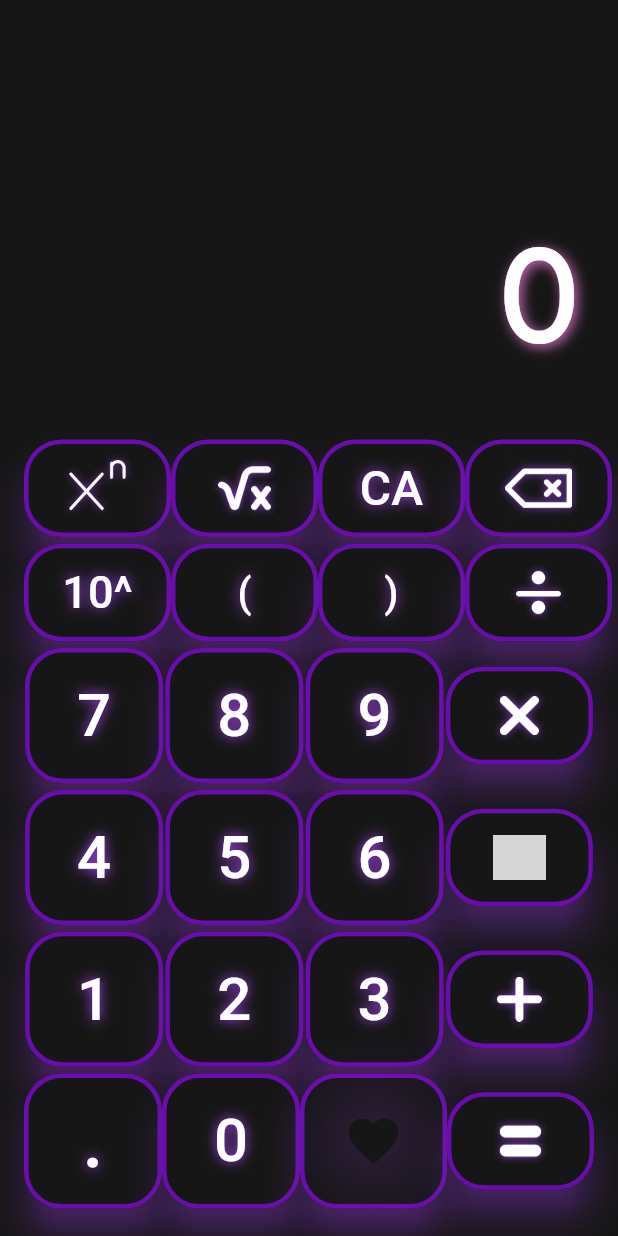
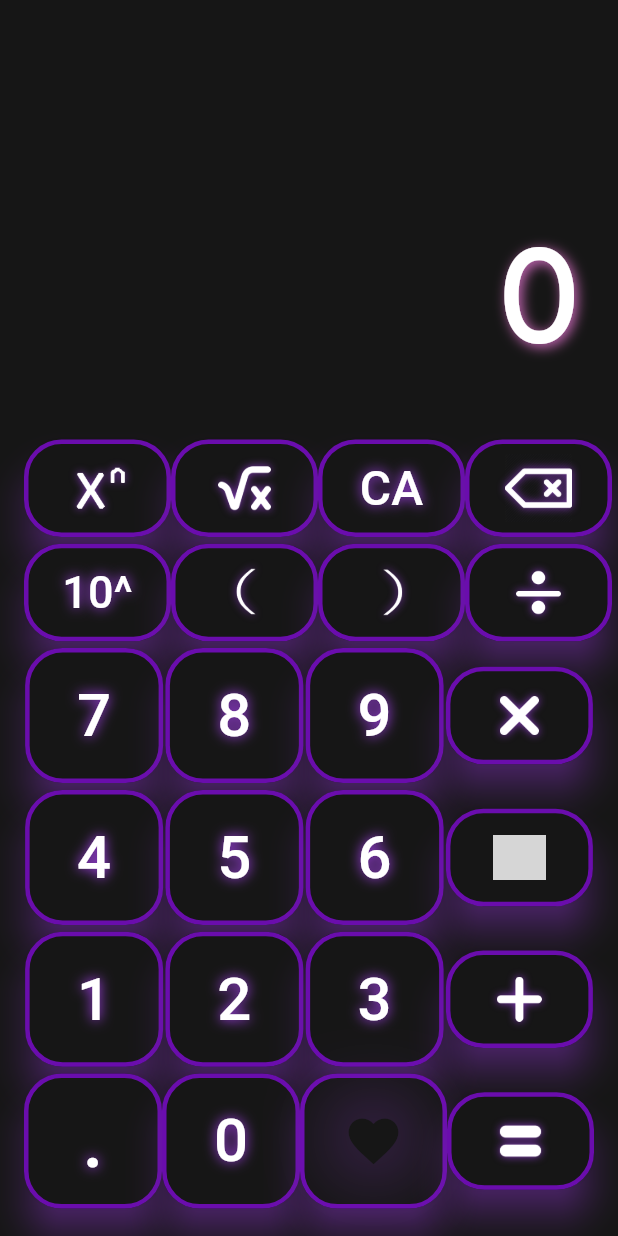
Before and after one commit to Guyllem/calculesther, a Flutter app: the screen it shows after launch, on a phone screen of 412 x 824 dp. Run offline on Flutter 3.47's test engine with Material 3 defaults, Android fonts, the light colour scheme and no system bars; drawn by our look-alikes of simple_shadow; our stand-ins replace fluttertoast, math_expressions; grey boxes are pictures that could not be loaded.

Commit message:
New Icon for button panel

```diff
--- a/lib/calculatrice.dart
+++ b/lib/calculatrice.dart
@@ -170,6 +170,7 @@ class _CalculatriceState extends State<Calculatrice> {
   // When equal button is pressed
   void _operation() {
     setState(() {
+      bool containsDivisionByZero = false;
 
       // Calculates the expression with math_expressions package
       try {
@@ -195,6 +196,21 @@ class _CalculatriceState extends State<Calculatrice> {
         }
 
         _currentTap = temp;
+
+        // Check for division by 0
+        if (_currentTap.contains("/ 0 ") || (_currentTap.contains("/ 0") && _currentTap[_currentTap.length-1] == "0")){
+          containsDivisionByZero = true;
+          Fluttertoast.showToast(
+              msg: "Error : Division by zero",
+              toastLength: Toast.LENGTH_SHORT,
+              gravity: ToastGravity.TOP,
+              backgroundColor: AppColors.purple,
+              textColor: AppColors.text,
+              fontSize: 20,
+              fontAsset: "assets/fonts/Lexend-Regular.ttf"
+          );
+        }
+
         Expression expression = parser.parse(_currentTap);
         ContextModel cm = ContextModel();
 
@@ -223,6 +239,9 @@ class _CalculatriceState extends State<Calculatrice> {
         _result = 0;
         _currentTap = "0";
 
+
+
+        if (!containsDivisionByZero){
           Fluttertoast.showToast(
               msg: "Error : Syntax",
               toastLength: Toast.LENGTH_SHORT,
@@ -232,6 +251,7 @@ class _CalculatriceState extends State<Calculatrice> {
               fontSize: 20,
               fontAsset: "assets/fonts/Lexend-Regular.ttf"
           );
+        }
       }
     });
   }
@@ -349,8 +369,26 @@ class _CalculatriceState extends State<Calculatrice> {
                               mainAxisAlignment: MainAxisAlignment.spaceAround,
                               children: [
                                 ButtonInterface(label: "10^", interfaceSize: 30, width: 98, height: 65, updateUI: (value) => _updateNumber(value)),
-                                ButtonInterface(label: "(", interfaceSize: 27, width: 98, height: 65, updateUI: (value) => _updateNumber(value)),
-                                ButtonInterface(label: ")", interfaceSize: 27, width: 98, height: 65, updateUI: (value) => _updateNumber(value)),
+                                ButtonInterface(label: "(", interfaceSize: 40, width: 98, height: 65,
+                                    image:
+                                    SimpleShadow(
+                                      opacity: 0.7,
+                                      color: AppColors.details,
+                                      offset: const Offset(0,0),
+                                      sigma: 3,
+                                      child: Image.asset('assets/icons/left-parenthesis.png',color : AppColors.text, height: 35,  width: 35),
+                                    ),
+                                    updateUI: (value) => _updateNumber(value)),
+                                ButtonInterface(label: ")", interfaceSize: 27, width: 98, height: 65,
+                                    image:
+                                    SimpleShadow(
+                                      opacity: 0.7,
+                                      color: AppColors.details,
+                                      offset: const Offset(0,0),
+                                      sigma: 3,
+                                      child: Image.asset('assets/icons/right-parenthesis.png',color : AppColors.text, height: 35,  width: 35),
+                                    ),
+                                    updateUI: (value) => _updateNumber(value)),
                                 ButtonInterface(label: " / ", interfaceSize: 40, width: 98, height: 65,
                                     image:
                                     SimpleShadow(
```
Also changed, not shown: assets/icons/left-parenthesis.png (added), assets/icons/power_x.png, assets/icons/right-parenthesis.png (added). Lines whose indentation alone changed are shown as unchanged.
